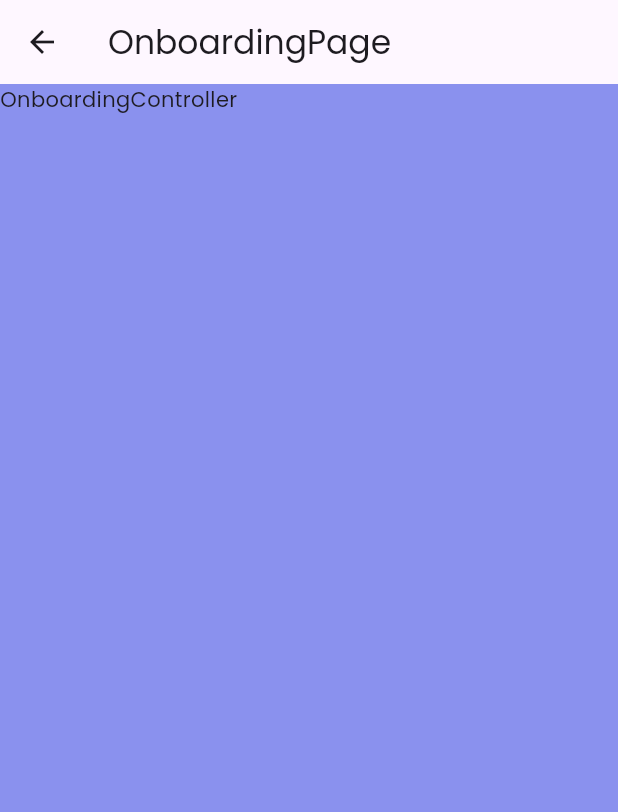
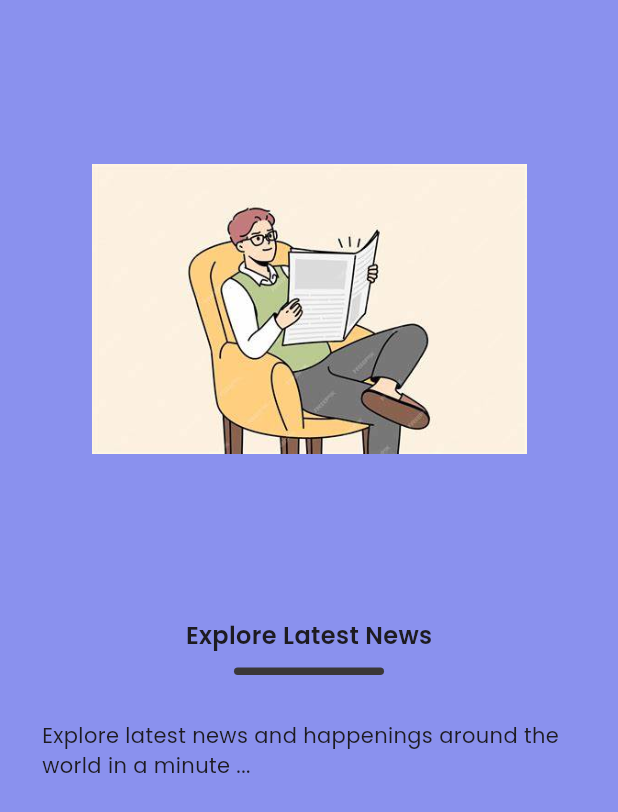
Before and after one commit to Poolsmane/Tukkl, a Flutter app: the screen it shows after launch, on a phone screen of 412 x 824 dp. Shown: the top 812 px of the screen. Run offline on Flutter 3.47's test engine with Material 3 defaults, Android fonts, the phone set to English and light mode, and no system bars; our stand-ins replace get, velocity_x.

Commit message:
Added the Description and image on onboarding

```diff
--- a/lib/controller/splash_controller.dart
+++ b/lib/controller/splash_controller.dart
@@ -13,7 +13,7 @@ SplashController();
     super.onInit();
   }
   navigateScreen(){
-    Future.delayed(Duration(seconds: 4),(){
+    Future.delayed(const Duration(seconds: 4),(){
       Get.toNamed(RouteName.onboarding);
     });
   }
--- a/lib/main.dart
+++ b/lib/main.dart
@@ -21,7 +21,7 @@ class MyApp extends StatelessWidget {
 
         fontFamily: AppFonts.regular,
         scaffoldBackgroundColor: const Color.fromARGB(255, 138, 145, 238),
-        iconTheme: IconThemeData(
+        iconTheme: const IconThemeData(
           color: AppColors.icon,
         ),
       ),
--- a/lib/res/consts/assests.dart
+++ b/lib/res/consts/assests.dart
@@ -1,8 +1,8 @@
 class AppAssets{
-  static const base= "assests/images";
+  static const base= "assets/images";
   static const logo= "assets/images/logo.png",
-  onboarding0 ="$base/1.png",
-  onboarding1 ="$base/2.png",
+  onboarding0 ="$base/1.jpg",
+  onboarding1 ="$base/2.jpg",
   onboarding2 ="$base/3.png";
 
 }
--- a/lib/res/consts/strings.dart
+++ b/lib/res/consts/strings.dart
@@ -3,7 +3,7 @@ class AppStrings{
   static const poweredBy="KP";
   //Onboarding code
 
-  static const OnboardingTitle0 ="Explore Ltest News";
+  static const OnboardingTitle0 ="Explore Latest News";
   static const OnboardingTitle1 ="Get Notified First";
   static const OnboardingTitle2 ="Save Articles";
   static const OnboardingDesc0 ="Explore latest news and happenings around the world in a minute ...";
--- a/lib/res/consts/styles.dart
+++ b/lib/res/consts/styles.dart
@@ -13,7 +13,7 @@ class AppStyles
     );
   }
 
-  TextStyle semibold({Color? color, String? fontfamily =AppFonts.semibold, double? size= 14.0,
+  static TextStyle semibold({Color? color, String? fontfamily =AppFonts.semibold, double? size= 14.0,
   FontWeight? fontweight}){
     return TextStyle(
       color: color,
@@ -24,7 +24,7 @@ class AppStyles
     );
   }
 
-  TextStyle bold({Color? color, String? fontfamily =AppFonts.bold, double? size= 14.0,
+  static TextStyle bold({Color? color, String? fontfamily =AppFonts.bold, double? size= 14.0,
   FontWeight? fontweight}){
     return TextStyle(
       color: color,
--- a/lib/views/onboarding_page.dart
+++ b/lib/views/onboarding_page.dart
@@ -1,7 +1,12 @@
 import 'package:flutter/material.dart';
 import 'package:get/get.dart';
+import 'package:tukkl/res/consts/assests.dart';
+import 'package:tukkl/res/consts/strings.dart';
+import 'package:tukkl/views/splash_page.dart';
+import 'package:velocity_x/velocity_x.dart';
 
 import '../controller/onboarding_controller.dart';
+import '../res/consts/styles.dart';
 
 class OnboardingPage extends GetView<OnboardingController> {
   const OnboardingPage({super.key});
@@ -11,11 +16,30 @@ class OnboardingPage extends GetView<OnboardingController> {
   Widget build(BuildContext context) {
 
     return Scaffold(
-    appBar: AppBar(title: const Text('OnboardingPage')),
+    body: PageView.builder(itemBuilder: (context,index){
+      return Container(
+        padding: EdgeInsets.symmetric(horizontal: 28),
+        child: Column(
+          children: [Expanded(child: Image.asset(AppAssets.onboarding0, width: 290,),),
+          Expanded(child: Container(
+            color: Color.fromARGB(255, 138, 145, 238),
+            child: Column(
+              children:[
+                Text(AppStrings.OnboardingTitle0, style: AppStyles.semibold(size: 16),),
+                10.heightBox,
+                VxBox().size(100, 5).color(const Color.fromARGB(255, 58, 55, 55)).rounded.make(),
+                30.heightBox,
+                Text(AppStrings.OnboardingDesc0, style: AppStyles.regular(size: 14),),
 
-    body: const SafeArea(
-      child: Text( 'OnboardingController'),
-      ),
+              ],
+            ),
+          ))
+          ],
+        ),
+
+      );
+    }
+    ),
     );
   }
 }
--- a/lib/views/splash_page.dart
+++ b/lib/views/splash_page.dart
@@ -19,9 +19,9 @@ class SplashPage extends GetView<SplashController> {
     body: Center(
       child: Column(
         children: [
-        Spacer(),
+        const Spacer(),
         Image.asset(AppAssets.logo, width: 140,),
-        Spacer(),
+        const Spacer(),
         Text(AppStrings.poweredBy, style: AppStyles.regular(size: 12),),
         20.heightBox,],
       ),
```
